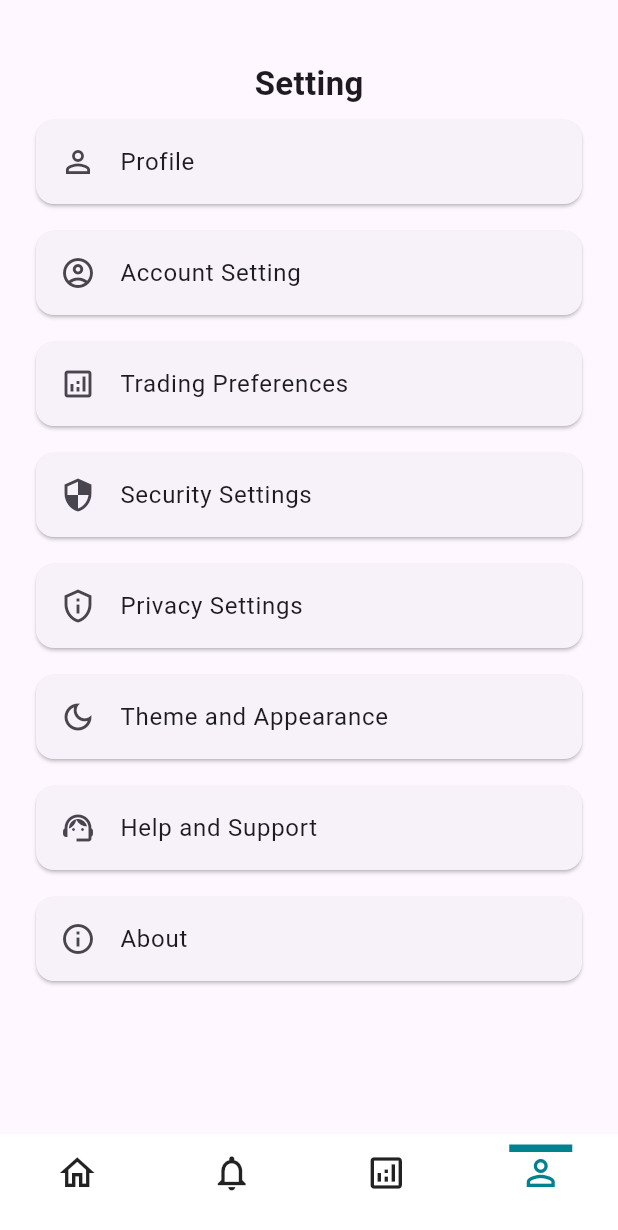
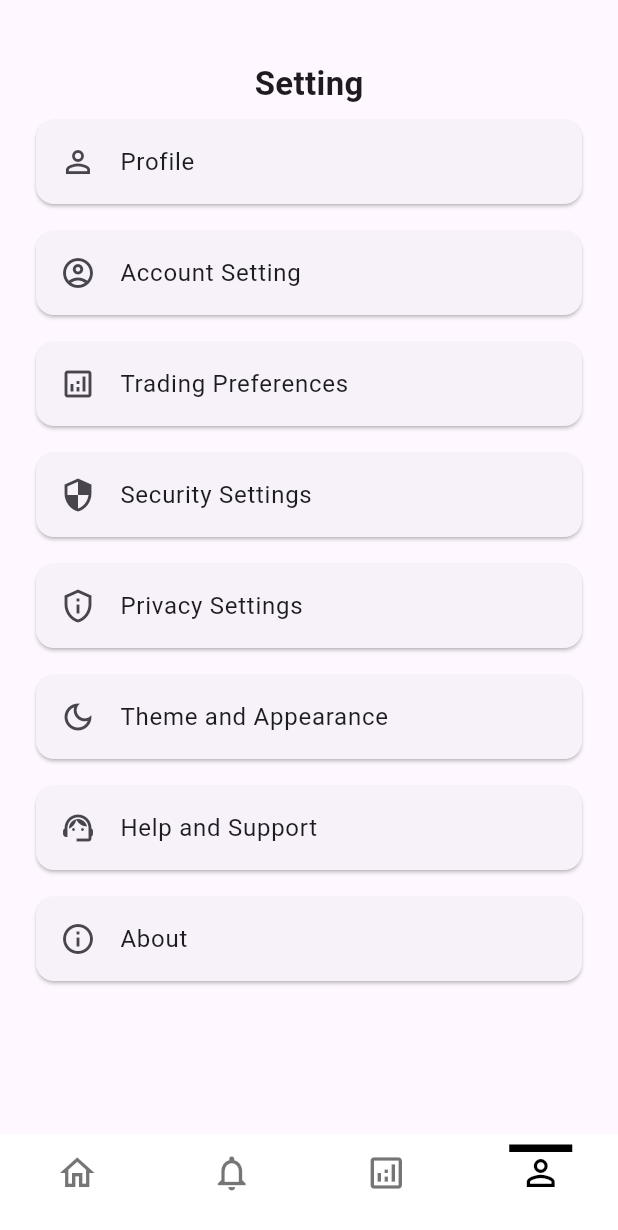
Before and after one commit to Divyanshu050303/Bloc, a Flutter app: the screen it shows after launch, item 4 of the bottom bar chosen, on a phone screen of 412 x 824 dp. Shown: the top 1230 px of the screen. Run offline on Flutter 3.47's test engine with Material 3 defaults, Android fonts, the light colour scheme and no system bars; our stand-ins replace bloc, bloc_concurrency, dio, equatable, eva_icons_flutter, flutter_bloc and 4 more; missing offline and left inert: chart_sparkline, flutter_trading_chart, video_thumbnail; accounts and stored records are empty.

Commit message:
change the color

```diff
--- a/lib/trading_app_ui/common/constant.dart
+++ b/lib/trading_app_ui/common/constant.dart
@@ -61,8 +61,8 @@ class Constant {
   static const secondaryColor = Color.fromRGBO(255, 153, 0, 1);
   static const backgroundColor = Colors.white;
   static const Color greyBackgroundCOlor = Color(0xffebecee);
-  static var selectedNavBarColor = Colors.cyan[800]!;
-  static const unselectedNavBarColor = Colors.black87;
+  static var selectedNavBarColor = Colors.black;
+  static const unselectedNavBarColor = Colors.black54;
   static List<Map<String, dynamic>> settingOption = [
     {"icon": Icons.person_outline, "title": "Profile", "onPressed": () {}},
     {
```
